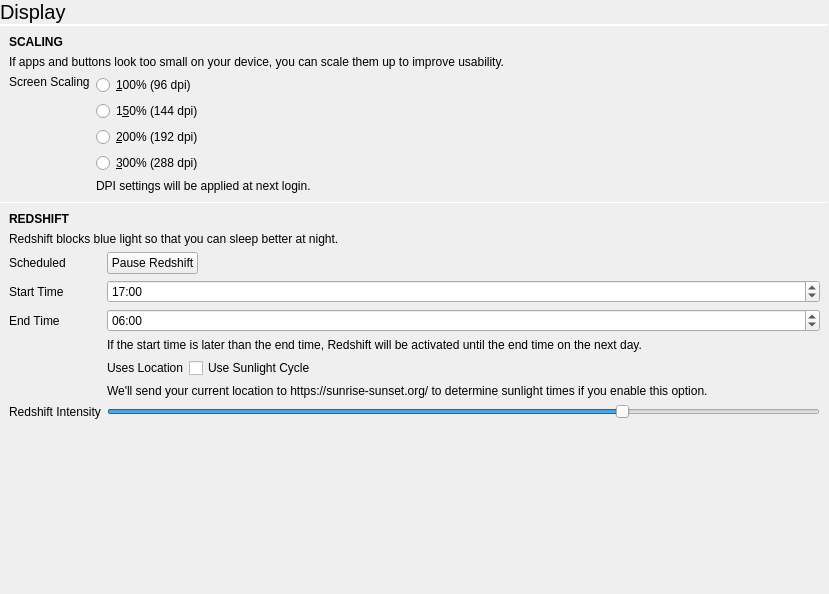
This is statuscenter/DisplayPane/displaypane.ui in vicr123/theshell as Qt 5 draws it before an edit. The edited form follows.
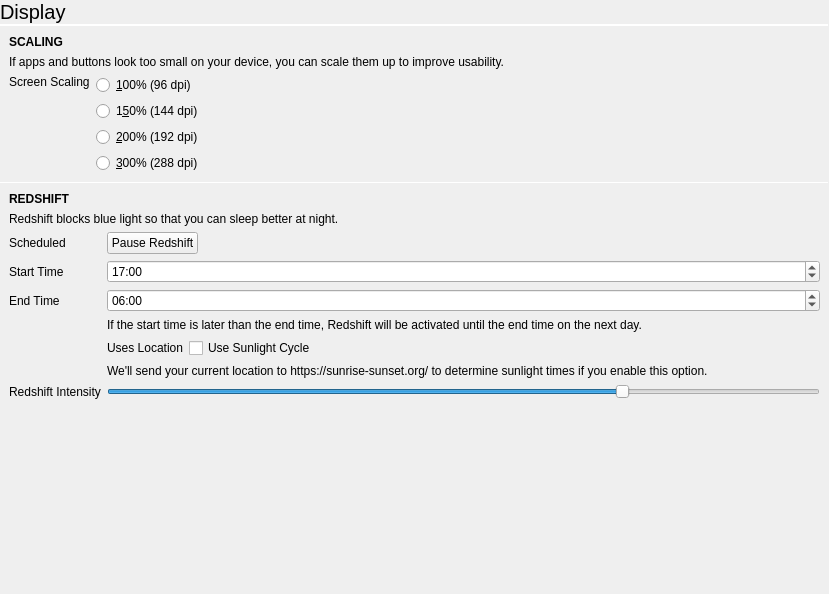
This is the edited form. Custom widgets are drawn as their Qt base class.

Patch:
```diff
--- a/statuscenter/DisplayPane/displaypane.ui
+++ b/statuscenter/DisplayPane/displaypane.ui
@@ -211,16 +211,6 @@
               </property>
              </widget>
             </item>
-            <item>
-             <widget class="QLabel" name="label_52">
-              <property name="text">
-               <string>DPI settings will be applied at next login.</string>
-              </property>
-              <property name="wordWrap">
-               <bool>true</bool>
-              </property>
-             </widget>
-            </item>
            </layout>
           </widget>
          </item>
```
